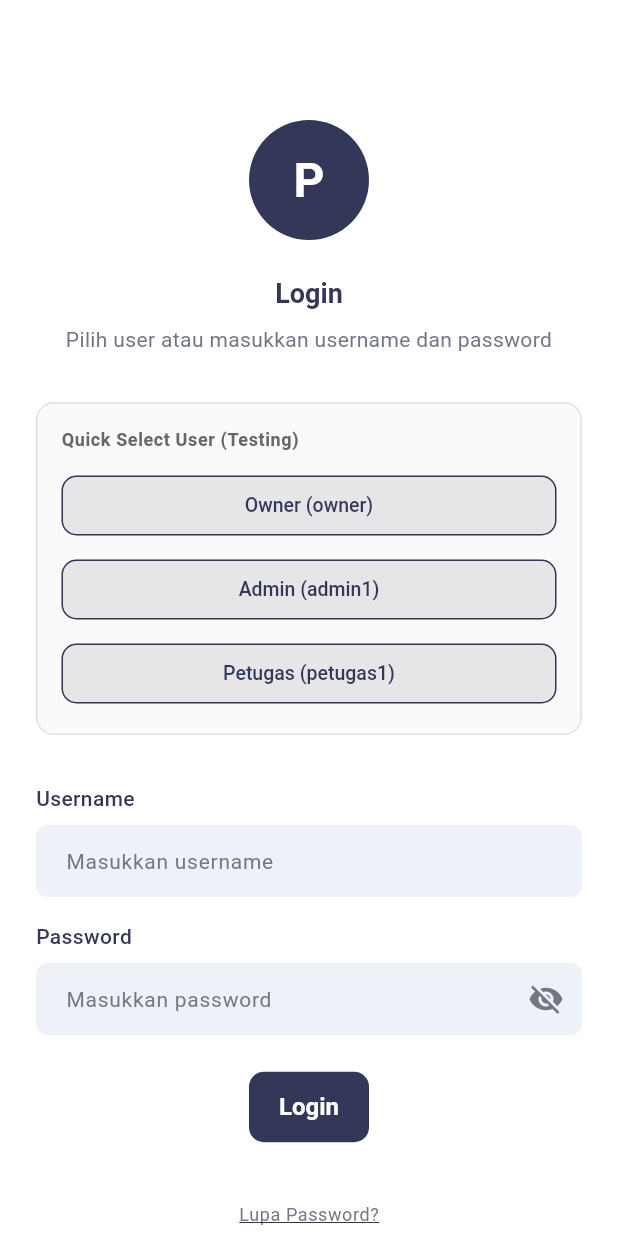
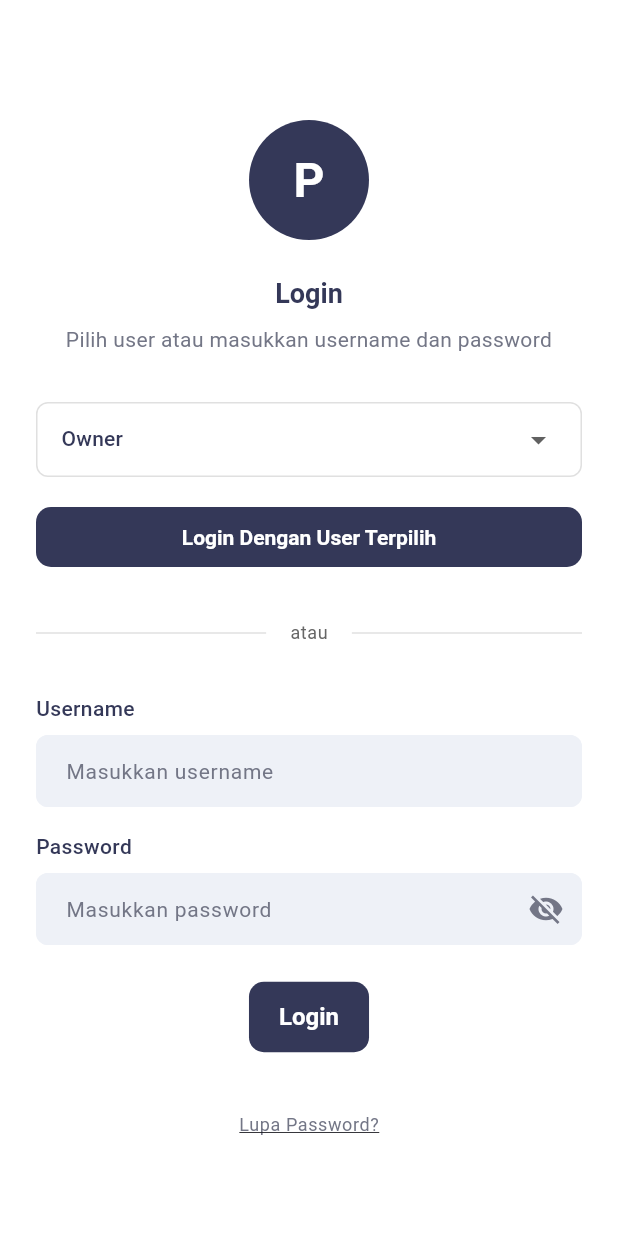
Before and after one commit to abimanyupewe/module_parking_app, a Flutter app: the screen it shows after launch, after a tap on "Lewati", on a phone screen of 412 x 824 dp. Run offline on Flutter 3.47's test engine with Material 3 defaults, Android fonts, the phone set to English and light mode, and no system bars; our stand-ins replace shared_preferences, sqflite; missing offline and left inert: bcrypt; accounts and stored records are empty.

Commit message:
refactor: Replace login buttons with dropdown user selection
- Create UserSelectionModel for test user selection
- Update login_page.dart to use dropdown instead of buttons
  * Dropdown to select from 3 test users (Owner, Admin, Petugas)
  * Button to auto-login with selected user
  * Divider to separate dropdown section from manual form
  * Option to login manually if needed

Test users:
- Owner (owner / 123456)
- Admin (admin1 / 123456)
- Petugas (petugas1 / 123456)

More professional and cleaner UI with dropdown instead of buttons.

```diff
--- a/lib/features/auth/pages/login_page.dart
+++ b/lib/features/auth/pages/login_page.dart
@@ -1,6 +1,7 @@
 import 'package:flutter/material.dart';
 import '../../../config/colors.dart';
 import '../../../core/preferences/app_preferences.dart';
+import '../../../models/user_selection_model.dart';
 import '../controllers/auth_controller.dart';
 import '../widgets/auth_header_widget.dart';
 import '../widgets/login_form_widget.dart';
@@ -17,12 +18,33 @@ class _LoginPageState extends State<LoginPage> {
   late AuthController _authController;
   bool _isLoading = false;
   String? _errorMessage;
+  UserSelectionModel? _selectedUser;
+
+  // List of test users
+  late final List<UserSelectionModel> _testUsers = [
+    UserSelectionModel(
+      displayName: 'Owner',
+      username: 'owner',
+      password: '123456',
+    ),
+    UserSelectionModel(
+      displayName: 'Admin',
+      username: 'admin1',
+      password: '123456',
+    ),
+    UserSelectionModel(
+      displayName: 'Petugas',
+      username: 'petugas1',
+      password: '123456',
+    ),
+  ];
 
   @override
   void initState() {
     super.initState();
     _authController = AuthController();
     _initializePreferences();
+    _selectedUser = _testUsers.first; // Set default ke Owner
   }
 
   /// Inisialisasi preferences
@@ -91,54 +113,85 @@ class _LoginPageState extends State<LoginPage> {
               ),
               const SizedBox(height: 32),
 
-              // Quick Select User Buttons (untuk testing)
+              // User Selection Dropdown
               Container(
                 decoration: BoxDecoration(
                   border: Border.all(color: AppColors.border),
-                  borderRadius: BorderRadius.circular(12),
-                  color: AppColors.surface,
+                  borderRadius: BorderRadius.circular(8),
                 ),
-                padding: const EdgeInsets.all(16),
-                child: Column(
-                  crossAxisAlignment: CrossAxisAlignment.start,
-                  children: [
-                    Text(
-                      'Quick Select User (Testing)',
-                      style: Theme.of(context).textTheme.bodySmall?.copyWith(
-                        fontWeight: FontWeight.w600,
-                        color: AppColors.textSecondary,
-                      ),
+                padding: const EdgeInsets.symmetric(horizontal: 16),
+                child: DropdownButton<UserSelectionModel>(
+                  isExpanded: true,
+                  underline: const SizedBox.shrink(),
+                  value: _selectedUser,
+                  items: _testUsers.map((user) {
+                    return DropdownMenuItem(
+                      value: user,
+                      child: Text(user.displayName),
+                    );
+                  }).toList(),
+                  onChanged: (user) {
+                    if (user != null) {
+                      setState(() {
+                        _selectedUser = user;
+                      });
+                    }
+                  },
+                ),
+              ),
+              const SizedBox(height: 16),
+
+              // Auto-login with selected user button
+              SizedBox(
+                width: double.infinity,
+                child: ElevatedButton(
+                  onPressed: _isLoading
+                      ? null
+                      : () => _selectedUser != null
+                            ? _handleLogin(
+                                _selectedUser!.username,
+                                _selectedUser!.password,
+                              )
+                            : null,
+                  style: ElevatedButton.styleFrom(
+                    backgroundColor: AppColors.primary,
+                    padding: const EdgeInsets.symmetric(vertical: 12),
+                  ),
+                  child: Text(
+                    _isLoading ? 'Logging in...' : 'Login Dengan User Terpilih',
+                    style: const TextStyle(
+                      fontSize: 14,
+                      fontWeight: FontWeight.w600,
+                      color: Colors.white,
                     ),
-                    const SizedBox(height: 12),
-                    // Owner Button
-                    _buildQuickSelectButton(
-                      context,
-                      label: 'Owner',
-                      username: 'owner',
-                      onPressed: () => _handleLogin('owner', '123456'),
-                    ),
-                    const SizedBox(height: 8),
-                    // Admin Button
-                    _buildQuickSelectButton(
-                      context,
-                      label: 'Admin',
-                      username: 'admin1',
-                      onPressed: () => _handleLogin('admin1', '123456'),
-                    ),
-                    const SizedBox(height: 8),
-                    // Petugas Button
-                    _buildQuickSelectButton(
-                      context,
-                      label: 'Petugas',
-                      username: 'petugas1',
-                      onPressed: () => _handleLogin('petugas1', '123456'),
-                    ),
-                  ],
+                  ),
                 ),
               ),
               const SizedBox(height: 32),
 
-              // Form
+              // Divider
+              Row(
+                children: [
+                  Expanded(
+                    child: Container(height: 1, color: AppColors.border),
+                  ),
+                  Padding(
+                    padding: const EdgeInsets.symmetric(horizontal: 16),
+                    child: Text(
+                      'atau',
+                      style: Theme.of(context).textTheme.bodySmall?.copyWith(
+                        color: AppColors.textSecondary,
+                      ),
+                    ),
+                  ),
+                  Expanded(
+                    child: Container(height: 1, color: AppColors.border),
+                  ),
+                ],
+              ),
+              const SizedBox(height: 32),
+
+              // Form untuk manual input
               LoginFormWidget(
                 onSubmit: _handleLogin,
                 isLoading: _isLoading,
@@ -170,29 +223,4 @@ class _LoginPageState extends State<LoginPage> {
       ),
     );
   }
-
-  /// Build quick select button
-  Widget _buildQuickSelectButton(
-    BuildContext context, {
-    required String label,
-    required String username,
-    required VoidCallback onPressed,
-  }) {
-    return SizedBox(
-      width: double.infinity,
-      child: ElevatedButton(
-        onPressed: _isLoading ? null : onPressed,
-        style: ElevatedButton.styleFrom(
-          backgroundColor: AppColors.primary.withOpacity(0.1),
-          foregroundColor: AppColors.primary,
-          padding: const EdgeInsets.symmetric(vertical: 10),
-          side: BorderSide(color: AppColors.primary),
-        ),
-        child: Text(
-          '$label ($username)',
-          style: const TextStyle(fontSize: 13, fontWeight: FontWeight.w500),
-        ),
-      ),
-    );
-  }
 }
--- /dev/null
+++ b/lib/models/user_selection_model.dart
@@ -0,0 +1,14 @@
+class UserSelectionModel {
+  final String displayName;
+  final String username;
+  final String password;
+
+  UserSelectionModel({
+    required this.displayName,
+    required this.username,
+    required this.password,
+  });
+
+  @override
+  String toString() => displayName;
+}
```
